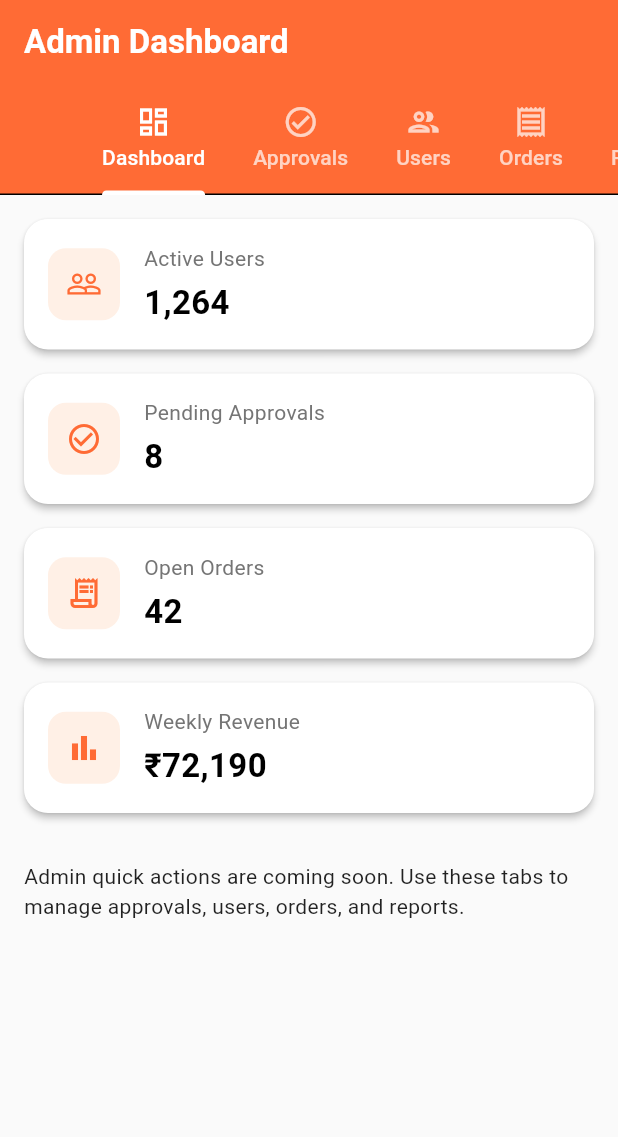
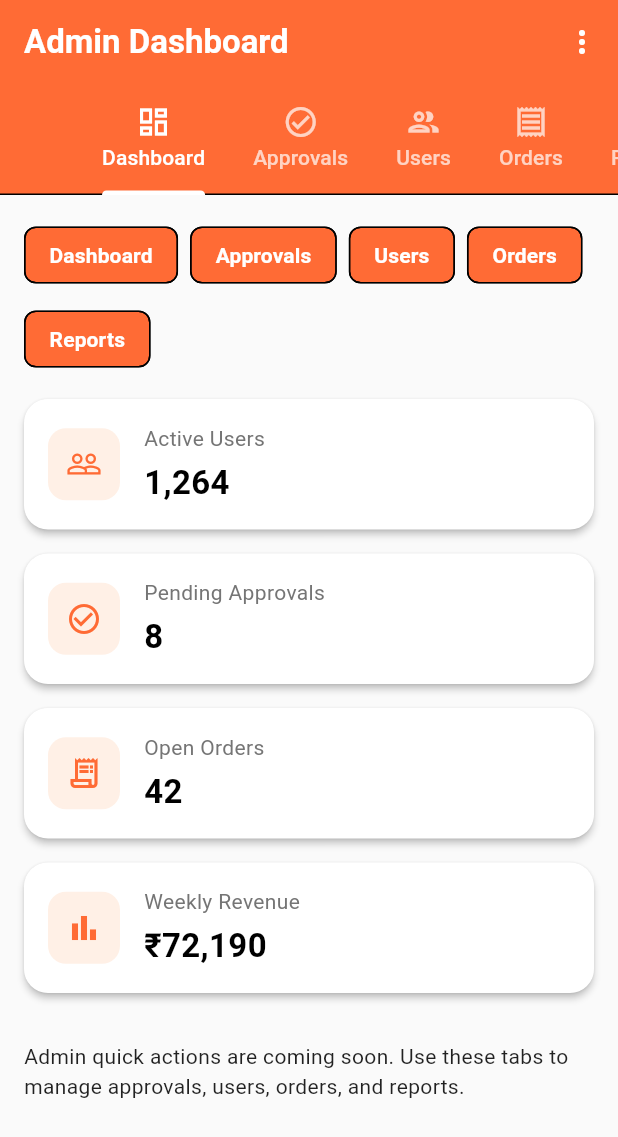
Before and after one commit to Shahinshac/Yumm, a Flutter app: the AdminDashboardPage screen opened by its route, on a phone screen of 412 x 824 dp. Shown: the top 1137 px of the screen. Run offline on Flutter 3.47's test engine with Material 3 defaults, Android fonts, the phone set to English and light mode, and no system bars; our stand-ins replace dio, geolocator, go_router, google_maps_flutter, google_sign_in, shared_preferences and 1 more; accounts and stored records are empty; Roboto replaces fonts that are missing (Segoe UI).

Commit message:
Fix web Google Sign-In ID token retrieval and update frontend dashboard UI

```diff
--- a/frontend-mobile/lib/screens/admin/dashboard_page.dart
+++ b/frontend-mobile/lib/screens/admin/dashboard_page.dart
@@ -1,7 +1,9 @@
 import 'package:flutter/material.dart';
+import 'package:provider/provider.dart';
 import '../../core/constants/app_colors.dart';
 import '../../core/constants/app_spacing.dart';
 import '../../core/widgets/custom_empty_state.dart';
+import '../../providers/auth_provider.dart';
 
 class AdminDashboardPage extends StatefulWidget {
   const AdminDashboardPage({super.key});
@@ -35,6 +37,21 @@ class _AdminDashboardPageState extends State<AdminDashboardPage>
         elevation: AppSpacing.elevationMd,
         backgroundColor: AppColors.primary,
         foregroundColor: AppColors.white,
+        actions: [
+          Consumer<AuthProvider>(
+            builder: (_, auth, __) => PopupMenuButton<String>(
+              onSelected: (value) {
+                if (value == 'logout') {
+                  auth.logout();
+                  Navigator.of(context).pushReplacementNamed('/login');
+                }
+              },
+              itemBuilder: (_) => [
+                const PopupMenuItem(value: 'logout', child: Text('Logout')),
+              ],
+            ),
+          ),
+        ],
         bottom: TabBar(
           controller: _tabController,
           isScrollable: true,
@@ -69,6 +86,18 @@ class _AdminDashboardPageState extends State<AdminDashboardPage>
       child: Column(
         crossAxisAlignment: CrossAxisAlignment.stretch,
         children: [
+          Wrap(
+            spacing: AppSpacing.sm,
+            runSpacing: AppSpacing.sm,
+            children: [
+              _buildNavChip('Dashboard', 0),
+              _buildNavChip('Approvals', 1),
+              _buildNavChip('Users', 2),
+              _buildNavChip('Orders', 3),
+              _buildNavChip('Reports', 4),
+            ],
+          ),
+          const SizedBox(height: AppSpacing.lg),
           _buildStatCard('Active Users', '1,264', Icons.people_outline),
           _buildStatCard('Pending Approvals', '8', Icons.check_circle_outline),
           _buildStatCard('Open Orders', '42', Icons.receipt_long_outlined),
@@ -80,6 +109,15 @@ class _AdminDashboardPageState extends State<AdminDashboardPage>
           ),
         ],
       ),
+    );
+  }
+
+  Widget _buildNavChip(String label, int index) {
+    return ActionChip(
+      label: Text(label),
+      labelStyle: const TextStyle(color: Colors.white),
+      backgroundColor: AppColors.primary,
+      onPressed: () => _tabController.animateTo(index),
     );
   }
 
```
Also changed, not shown: frontend-mobile/lib/screens/customer/home_page.dart (+13 -0 lines), frontend-mobile/lib/services/google_signin_service.dart (+18 -8 lines), vercel.json, 2 other files.
